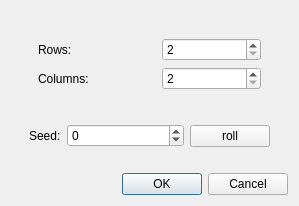
Before: the Qt Designer form newgamedialog.ui in FettGoenner/coma3, drawn with Qt 5.
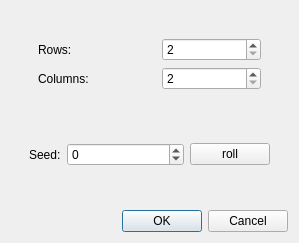
After: the same form once the commit is applied.

Patch:
```diff
--- a/newgamedialog.ui
+++ b/newgamedialog.ui
@@ -7,7 +7,7 @@
     <x>0</x>
     <y>0</y>
     <width>299</width>
-    <height>206</height>
+    <height>243</height>
    </rect>
   </property>
   <property name="windowTitle">
```
Left out of the diff: 6 changed lines with no effect on the pictures.
